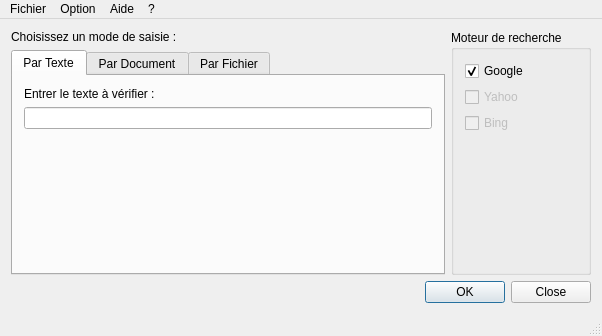
Qt form Prototypes 1/AntiPlagia/src/ihm.ui (Lorette/Antiplagiat) before a commit.
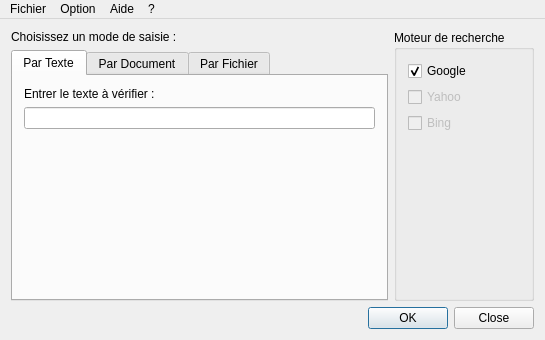
The same form after that commit.

```diff
--- a/Prototypes 1/AntiPlagia/src/ihm.ui
+++ b/Prototypes 1/AntiPlagia/src/ihm.ui
@@ -6,8 +6,8 @@
    <rect>
     <x>0</x>
     <y>0</y>
-    <width>602</width>
-    <height>336</height>
+    <width>545</width>
+    <height>340</height>
    </rect>
   </property>
   <property name="windowTitle">
@@ -204,7 +204,7 @@
     <rect>
      <x>0</x>
      <y>0</y>
-     <width>602</width>
+     <width>545</width>
      <height>21</height>
     </rect>
    </property>
@@ -237,7 +237,6 @@
    <addaction name="menuAide"/>
    <addaction name="menu"/>
   </widget>
-  <widget class="QStatusBar" name="statusBar"/>
   <action name="action_propos">
    <property name="text">
     <string>À propos</string>
```
Left out of the diff: 54 changed lines with no effect on the pictures.
